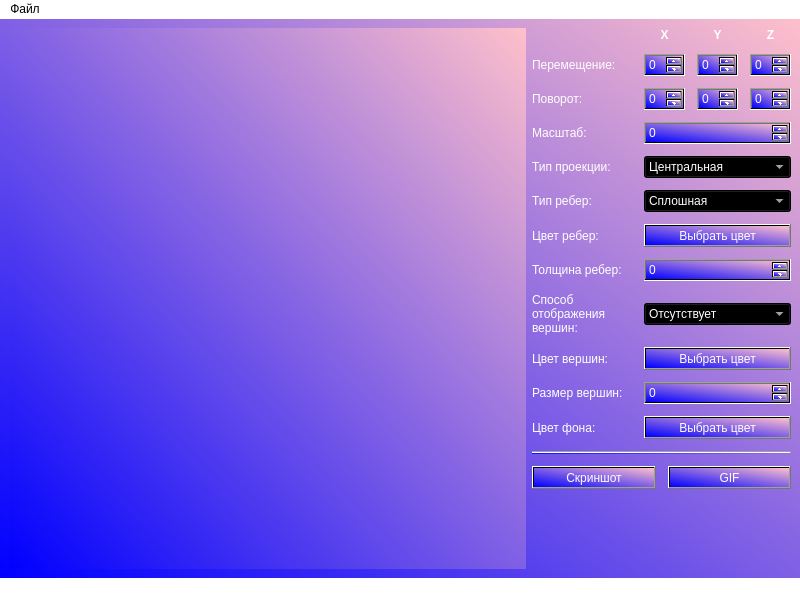
Before: the Qt Designer form src/gui/desktop.ui in MaximPortnov/CPP4_3DViewer_v2.0, drawn with Qt 5.
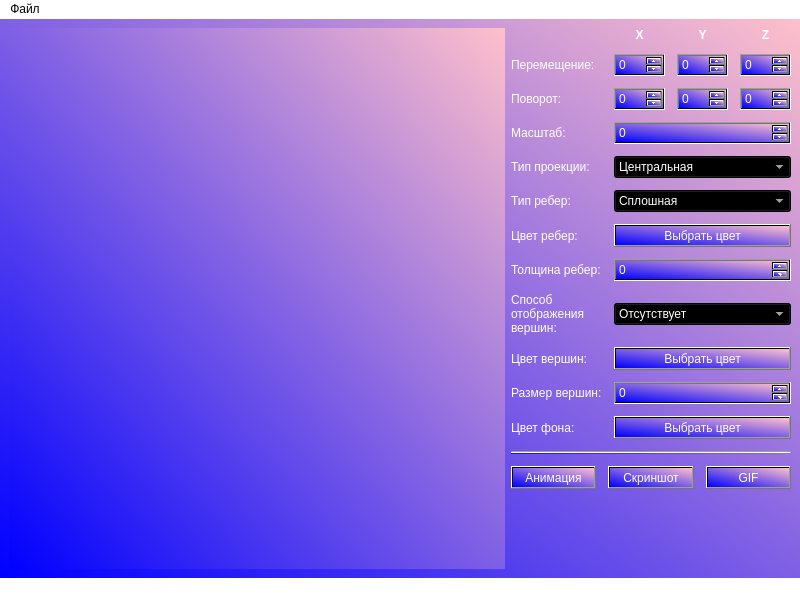
After: the same form once the commit is applied.

What changed in the file:
```diff
--- a/src/gui/desktop.ui
+++ b/src/gui/desktop.ui
@@ -41,6 +41,9 @@
           <property name="styleSheet">
            <string notr="true">color: rgb(255, 255, 255);</string>
           </property>
+          <property name="minimum">
+           <number>-99</number>
+          </property>
          </widget>
         </item>
         <item row="10" column="0">
@@ -76,6 +79,9 @@
           <property name="styleSheet">
            <string notr="true">color: rgb(255, 255, 255);</string>
           </property>
+          <property name="minimum">
+           <number>-99</number>
+          </property>
          </widget>
         </item>
         <item row="4" column="0">
@@ -94,6 +100,12 @@
           <property name="styleSheet">
            <string notr="true">color: rgb(255, 255, 255);</string>
           </property>
+          <property name="minimum">
+           <number>-360</number>
+          </property>
+          <property name="maximum">
+           <number>360</number>
+          </property>
          </widget>
         </item>
         <item row="8" column="1" colspan="3">
@@ -123,6 +135,9 @@
           <property name="styleSheet">
            <string notr="true">color: rgb(255, 255, 255);</string>
           </property>
+          <property name="minimum">
+           <number>-99</number>
+          </property>
          </widget>
         </item>
         <item row="1" column="0">
@@ -221,6 +236,9 @@
           <property name="styleSheet">
            <string notr="true">color: rgb(255, 255, 255);</string>
           </property>
+          <property name="minimum">
+           <number>-99</number>
+          </property>
          </widget>
         </item>
         <item row="2" column="3">
@@ -228,6 +246,12 @@
           <property name="styleSheet">
            <string notr="true">color: rgb(255, 255, 255);</string>
           </property>
+          <property name="minimum">
+           <number>-360</number>
+          </property>
+          <property name="maximum">
+           <number>360</number>
+          </property>
          </widget>
         </item>
         <item row="10" column="1" colspan="3">
@@ -242,6 +266,12 @@
           <property name="styleSheet">
            <string notr="true">color: rgb(255, 255, 255);</string>
           </property>
+          <property name="minimum">
+           <number>-360</number>
+          </property>
+          <property name="maximum">
+           <number>360</number>
+          </property>
          </widget>
         </item>
         <item row="3" column="0">
@@ -391,6 +421,16 @@
       </item>
       <item>
        <layout class="QHBoxLayout" name="horizontalLayout">
+        <item>
+         <widget class="QPushButton" name="pushButton_6">
+          <property name="styleSheet">
+           <string notr="true">color: rgb(255, 255, 255);</string>
+          </property>
+          <property name="text">
+           <string>Анимация</string>
+          </property>
+         </widget>
+        </item>
         <item>
          <widget class="QPushButton" name="pushButton_4">
           <property name="styleSheet">
```
